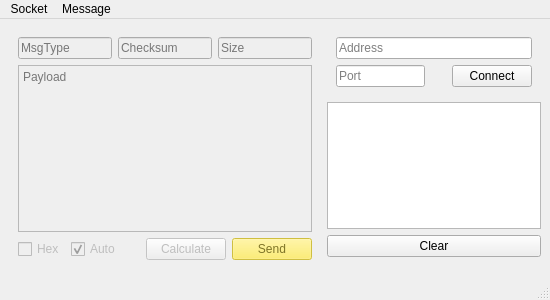
Old version of the form tools/SocketView/mainwindow.ui in the repository jLantxa/server.
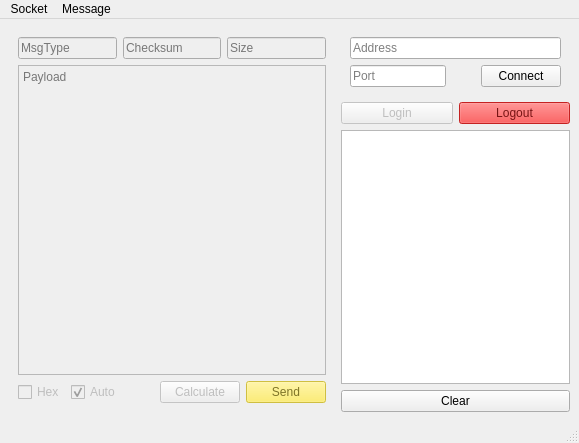
New version of the form.

```diff
--- a/tools/SocketView/mainwindow.ui
+++ b/tools/SocketView/mainwindow.ui
@@ -6,8 +6,8 @@
    <rect>
     <x>0</x>
     <y>0</y>
-    <width>550</width>
-    <height>300</height>
+    <width>579</width>
+    <height>443</height>
    </rect>
   </property>
   <property name="sizePolicy">
@@ -21,7 +21,7 @@
   </property>
   <widget class="QWidget" name="centralwidget">
    <layout class="QGridLayout" name="gridLayout">
-    <item row="0" column="0" rowspan="3">
+    <item row="0" column="0">
      <widget class="QWidget" name="wMessageView" native="true">
       <property name="enabled">
        <bool>false</bool>
@@ -610,6 +610,472 @@
         </layout>
        </widget>
       </item>
+      <item>
+       <layout class="QHBoxLayout" name="horizontalLayout_6">
+        <item>
+         <widget class="QPushButton" name="bLogin">
+          <property name="enabled">
+           <bool>false</bool>
+          </property>
+          <property name="text">
+           <string>Login</string>
+          </property>
+         </widget>
+        </item>
+        <item>
+         <widget class="QPushButton" name="bLogout">
+          <property name="enabled">
+           <bool>false</bool>
+          </property>
+          <property name="palette">
+           <palette>
+            <active>
+             <colorrole role="WindowText">
+              <brush brushstyle="SolidPattern">
+               <color alpha="255">
+                <red>0</red>
+                <green>0</green>
+                <blue>0</blue>
+               </color>
+              </brush>
+             </colorrole>
+             <colorrole role="Button">
+              <brush brushstyle="SolidPattern">
+               <color alpha="255">
+                <red>239</red>
+                <green>41</green>
+                <blue>41</blue>
+               </color>
+              </brush>
+             </colorrole>
+             <colorrole role="Light">
+              <brush brushstyle="SolidPattern">
+               <color alpha="255">
+                <red>255</red>
+                <green>147</green>
+                <blue>147</blue>
+               </color>
+              </brush>
+             </colorrole>
+             <colorrole role="Midlight">
+              <brush brushstyle="SolidPattern">
+               <color alpha="255">
+                <red>247</red>
+                <green>94</green>
+                <blue>94</blue>
+               </color>
+              </brush>
+             </colorrole>
+             <colorrole role="Dark">
+              <brush brushstyle="SolidPattern">
+               <color alpha="255">
+                <red>119</red>
+                <green>20</green>
+                <blue>20</blue>
+               </color>
+              </brush>
+             </colorrole>
+             <colorrole role="Mid">
+              <brush brushstyle="SolidPattern">
+               <color alpha="255">
+                <red>159</red>
+                <green>27</green>
+                <blue>27</blue>
+               </color>
+              </brush>
+             </colorrole>
+             <colorrole role="Text">
+              <brush brushstyle="SolidPattern">
+               <color alpha="255">
+                <red>0</red>
+                <green>0</green>
+                <blue>0</blue>
+               </color>
+              </brush>
+             </colorrole>
+             <colorrole role="BrightText">
+              <brush brushstyle="SolidPattern">
+               <color alpha="255">
+                <red>255</red>
+                <green>255</green>
+                <blue>255</blue>
+               </color>
+              </brush>
+             </colorrole>
+             <colorrole role="ButtonText">
+              <brush brushstyle="SolidPattern">
+               <color alpha="255">
+                <red>0</red>
+                <green>0</green>
+                <blue>0</blue>
+               </color>
+              </brush>
+             </colorrole>
+             <colorrole role="Base">
+              <brush brushstyle="SolidPattern">
+               <color alpha="255">
+                <red>255</red>
+                <green>255</green>
+                <blue>255</blue>
+               </color>
+              </brush>
+             </colorrole>
+             <colorrole role="Window">
+              <brush brushstyle="SolidPattern">
+               <color alpha="255">
+                <red>239</red>
+                <green>41</green>
+                <blue>41</blue>
+               </color>
+              </brush>
+             </colorrole>
+             <colorrole role="Shadow">
+              <brush brushstyle="SolidPattern">
+               <color alpha="255">
+                <red>0</red>
+                <green>0</green>
+                <blue>0</blue>
+               </color>
+              </brush>
+             </colorrole>
+             <colorrole role="AlternateBase">
+              <brush brushstyle="SolidPattern">
+               <color alpha="255">
+                <red>247</red>
+                <green>148</green>
+                <blue>148</blue>
+               </color>
+              </brush>
+             </colorrole>
+             <colorrole role="ToolTipBase">
+              <brush brushstyle="SolidPattern">
+               <color alpha="255">
+                <red>255</red>
+                <green>255</green>
+                <blue>220</blue>
+               </color>
+              </brush>
+             </colorrole>
+             <colorrole role="ToolTipText">
+              <brush brushstyle="SolidPattern">
+               <color alpha="255">
+                <red>0</red>
+                <green>0</green>
+                <blue>0</blue>
+               </color>
+              </brush>
+             </colorrole>
+             <colorrole role="PlaceholderText">
+              <brush brushstyle="SolidPattern">
+               <color alpha="128">
+                <red>0</red>
+                <green>0</green>
+                <blue>0</blue>
+               </color>
+              </brush>
+             </colorrole>
+            </active>
+            <inactive>
+             <colorrole role="WindowText">
+              <brush brushstyle="SolidPattern">
+               <color alpha="255">
+                <red>0</red>
+                <green>0</green>
+                <blue>0</blue>
+               </color>
+              </brush>
+             </colorrole>
+             <colorrole role="Button">
+              <brush brushstyle="SolidPattern">
+               <color alpha="255">
+                <red>239</red>
+                <green>41</green>
+                <blue>41</blue>
+               </color>
+              </brush>
+             </colorrole>
+             <colorrole role="Light">
+              <brush brushstyle="SolidPattern">
+               <color alpha="255">
+                <red>255</red>
+                <green>147</green>
+                <blue>147</blue>
+               </color>
+              </brush>
+             </colorrole>
+             <colorrole role="Midlight">
+              <brush brushstyle="SolidPattern">
+               <color alpha="255">
+                <red>247</red>
+                <green>94</green>
+                <blue>94</blue>
+               </color>
+              </brush>
+             </colorrole>
+             <colorrole role="Dark">
+              <brush brushstyle="SolidPattern">
+               <color alpha="255">
+                <red>119</red>
+                <green>20</green>
+                <blue>20</blue>
+               </color>
+              </brush>
+             </colorrole>
+             <colorrole role="Mid">
+              <brush brushstyle="SolidPattern">
+               <color alpha="255">
+                <red>159</red>
+                <green>27</green>
+                <blue>27</blue>
+               </color>
+              </brush>
+             </colorrole>
+             <colorrole role="Text">
+              <brush brushstyle="SolidPattern">
+               <color alpha="255">
+                <red>0</red>
+                <green>0</green>
+                <blue>0</blue>
+               </color>
+              </brush>
+             </colorrole>
+             <colorrole role="BrightText">
+              <brush brushstyle="SolidPattern">
+               <color alpha="255">
+                <red>255</red>
+                <green>255</green>
+                <blue>255</blue>
+               </color>
+              </brush>
+             </colorrole>
+             <colorrole role="ButtonText">
+              <brush brushstyle="SolidPattern">
+               <color alpha="255">
+                <red>0</red>
+                <green>0</green>
+                <blue>0</blue>
+               </color>
+              </brush>
+             </colorrole>
+             <colorrole role="Base">
+              <brush brushstyle="SolidPattern">
+               <color alpha="255">
+                <red>255</red>
+                <green>255</green>
+                <blue>255</blue>
+               </color>
+              </brush>
+             </colorrole>
+             <colorrole role="Window">
+              <brush brushstyle="SolidPattern">
+               <color alpha="255">
+                <red>239</red>
+                <green>41</green>
+                <blue>41</blue>
+               </color>
+              </brush>
+             </colorrole>
+             <colorrole role="Shadow">
+              <brush brushstyle="SolidPattern">
+               <color alpha="255">
+                <red>0</red>
+                <green>0</green>
+                <blue>0</blue>
+               </color>
+              </brush>
+             </colorrole>
+             <colorrole role="AlternateBase">
+              <brush brushstyle="SolidPattern">
+               <color alpha="255">
+                <red>247</red>
+                <green>148</green>
+                <blue>148</blue>
+               </color>
+              </brush>
+             </colorrole>
+             <colorrole role="ToolTipBase">
+              <brush brushstyle="SolidPattern">
+               <color alpha="255">
+                <red>255</red>
+                <green>255</green>
+                <blue>220</blue>
+               </color>
+              </brush>
+             </colorrole>
+             <colorrole role="ToolTipText">
+              <brush brushstyle="SolidPattern">
+               <color alpha="255">
+                <red>0</red>
+                <green>0</green>
+                <blue>0</blue>
+               </color>
+              </brush>
+             </colorrole>
+             <colorrole role="PlaceholderText">
+              <brush brushstyle="SolidPattern">
+               <color alpha="128">
+                <red>0</red>
+                <green>0</green>
+                <blue>0</blue>
+               </color>
+              </brush>
+             </colorrole>
+            </inactive>
+            <disabled>
+             <colorrole role="WindowText">
+              <brush brushstyle="SolidPattern">
+               <color alpha="255">
+                <red>119</red>
+                <green>20</green>
+                <blue>20</blue>
+               </color>
+              </brush>
+             </colorrole>
+             <colorrole role="Button">
+              <brush brushstyle="SolidPattern">
+               <color alpha="255">
+                <red>239</red>
+                <green>41</green>
+                <blue>41</blue>
+               </color>
+              </brush>
+             </colorrole>
+             <colorrole role="Light">
+              <brush brushstyle="SolidPattern">
+               <color alpha="255">
+                <red>255</red>
+                <green>147</green>
+                <blue>147</blue>
+               </color>
+              </brush>
+             </colorrole>
+             <colorrole role="Midlight">
+              <brush brushstyle="SolidPattern">
+               <color alpha="255">
+                <red>247</red>
+                <green>94</green>
+                <blue>94</blue>
+               </color>
+              </brush>
+             </colorrole>
+             <colorrole role="Dark">
+              <brush brushstyle="SolidPattern">
+               <color alpha="255">
+                <red>119</red>
+                <green>20</green>
+                <blue>20</blue>
+               </color>
+              </brush>
+             </colorrole>
+             <colorrole role="Mid">
+              <brush brushstyle="SolidPattern">
+               <color alpha="255">
+                <red>159</red>
+                <green>27</green>
+                <blue>27</blue>
+               </color>
+              </brush>
+             </colorrole>
+             <colorrole role="Text">
+              <brush brushstyle="SolidPattern">
+               <color alpha="255">
+                <red>119</red>
+                <green>20</green>
+                <blue>20</blue>
+               </color>
+              </brush>
+             </colorrole>
+             <colorrole role="BrightText">
+              <brush brushstyle="SolidPattern">
+               <color alpha="255">
+                <red>255</red>
+                <green>255</green>
+                <blue>255</blue>
+               </color>
+              </brush>
+             </colorrole>
+             <colorrole role="ButtonText">
+              <brush brushstyle="SolidPattern">
+               <color alpha="255">
+                <red>119</red>
+                <green>20</green>
+                <blue>20</blue>
+               </color>
+              </brush>
+             </colorrole>
+             <colorrole role="Base">
+              <brush brushstyle="SolidPattern">
+               <color alpha="255">
+                <red>239</red>
+                <green>41</green>
+                <blue>41</blue>
+               </color>
+              </brush>
+             </colorrole>
+             <colorrole role="Window">
+              <brush brushstyle="SolidPattern">
+               <color alpha="255">
+                <red>239</red>
+                <green>41</green>
+                <blue>41</blue>
+               </color>
+              </brush>
+             </colorrole>
+             <colorrole role="Shadow">
+              <brush brushstyle="SolidPattern">
+               <color alpha="255">
+                <red>0</red>
+                <green>0</green>
+                <blue>0</blue>
+               </color>
+              </brush>
+             </colorrole>
+             <colorrole role="AlternateBase">
+              <brush brushstyle="SolidPattern">
+               <color alpha="255">
+                <red>239</red>
+                <green>41</green>
+                <blue>41</blue>
+               </color>
+              </brush>
+             </colorrole>
+             <colorrole role="ToolTipBase">
+              <brush brushstyle="SolidPattern">
+               <color alpha="255">
+                <red>255</red>
+                <green>255</green>
+                <blue>220</blue>
+               </color>
+              </brush>
+             </colorrole>
+             <colorrole role="ToolTipText">
+              <brush brushstyle="SolidPattern">
+               <color alpha="255">
+                <red>0</red>
+                <green>0</green>
+                <blue>0</blue>
+               </color>
+              </brush>
+             </colorrole>
+             <colorrole role="PlaceholderText">
+              <brush brushstyle="SolidPattern">
+               <color alpha="128">
+                <red>0</red>
+                <green>0</green>
+                <blue>0</blue>
+               </color>
+              </brush>
+             </colorrole>
+            </disabled>
+           </palette>
+          </property>
+          <property name="text">
+           <string>Logout</string>
+          </property>
+         </widget>
+        </item>
+       </layout>
+      </item>
       <item>
        <widget class="QListWidget" name="listMessages"/>
       </item>
@@ -629,7 +1095,7 @@
     <rect>
      <x>0</x>
      <y>0</y>
-     <width>550</width>
+     <width>579</width>
      <height>29</height>
     </rect>
    </property>
```
